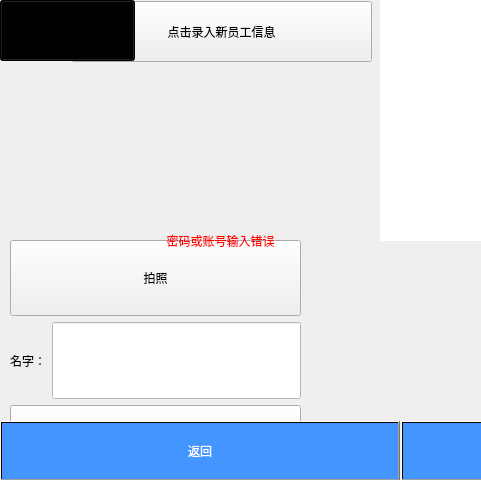
The window that ArmV4l2Opencv/administratorw.ui (George-sudo/attendance-system) describes before a commit, drawn with Qt 5; both pictures show x 0 to 481 and y 0 to 480 of the 800 by 480 pixel window.
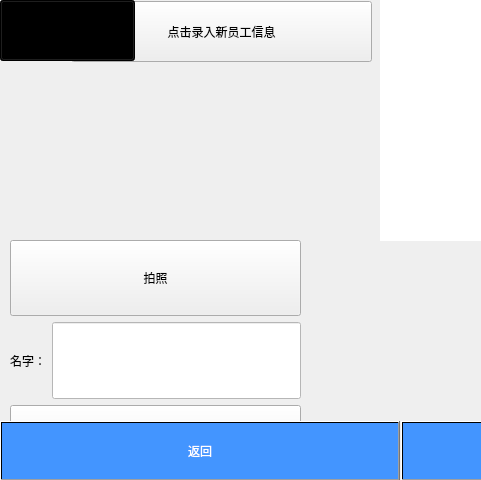
The same window after the commit. Icons and pictures are not drawn. Custom widgets are drawn as their Qt base class.

Commit message: 在数据库里面添加系统管理员账号密码table：administrator

Diff of the .ui file:
```diff
--- a/ArmV4l2Opencv/administratorw.ui
+++ b/ArmV4l2Opencv/administratorw.ui
@@ -586,7 +586,7 @@
 font: 20pt &quot;方正粗黑宋简体&quot;;</string>
     </property>
     <property name="text">
-     <string>密码或账号输入错误</string>
+     <string/>
     </property>
     <property name="alignment">
      <set>Qt::AlignCenter</set>
```
The commit also changes 5 other files.
